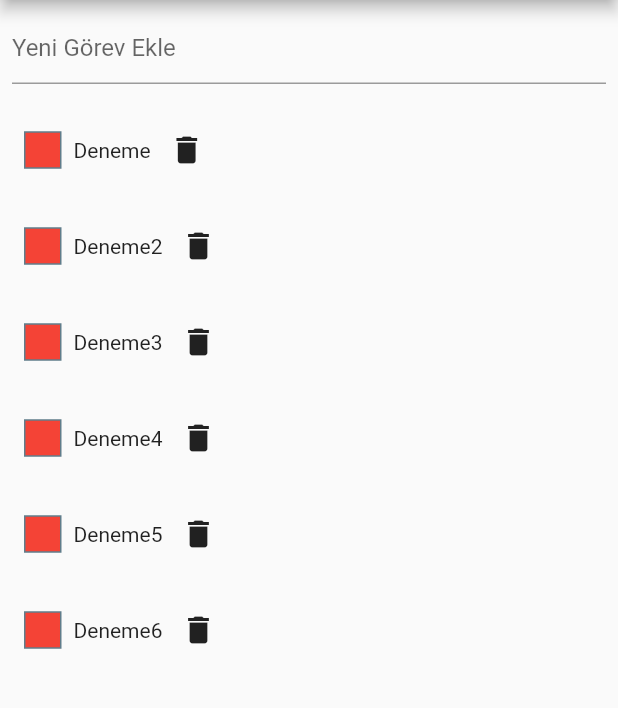
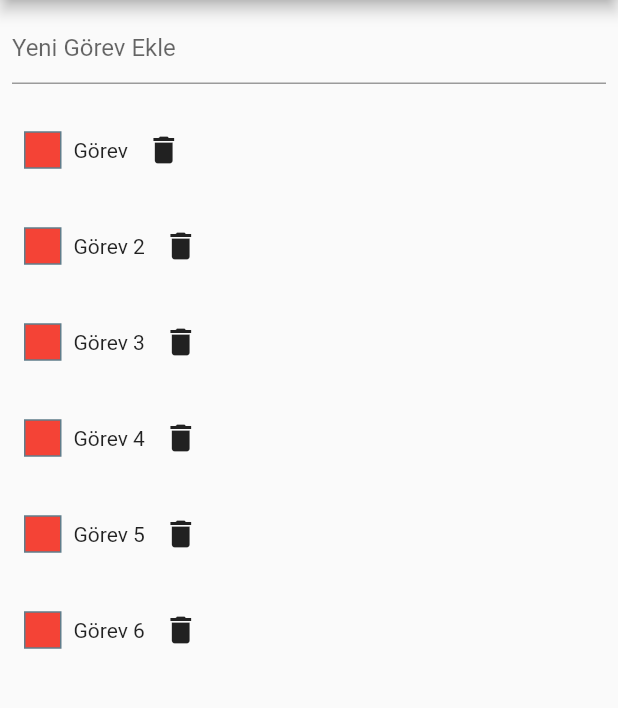
Before and after one commit to alihan-ulker/Flutter-Examples, a Flutter app: the screen it shows after launch, on a phone screen of 412 x 824 dp, the part 84-792 px from its top. Run offline on Flutter 3.47's test engine with Material 2 defaults, Android fonts, the phone set to English and light mode, and no system bars; our stand-ins replace fluro, hive, hive_flutter, package_info_plus; missing offline and left inert: flutter_inappwebview; accounts and stored records are empty.

Commit message:
todos edited

```diff
--- a/flutter_hive_example/lib/core/utils/ui_text.dart
+++ b/flutter_hive_example/lib/core/utils/ui_text.dart
@@ -1,4 +1,11 @@
 class UIText {
   static String appName = "hive";
   static String appTitle = "Hive Example";
+  static String hintText = "Yeni Görev Ekle";
+  static String duty = "Görev";
+  static String duty2 = "Görev 2";
+  static String duty3 = "Görev 3";
+  static String duty4 = "Görev 4";
+  static String duty5 = "Görev 5";
+  static String duty6 = "Görev 6";
 }
--- a/flutter_hive_example/lib/src/view/todo_view.dart
+++ b/flutter_hive_example/lib/src/view/todo_view.dart
@@ -17,12 +17,12 @@ class _ToDoViewState extends State<ToDoView> {
   final _controller = TextEditingController();
   final _todoBox = Hive.box(todoBox);
   final _todosList = [
-    ToDo(description: "Deneme", finished: false),
-    ToDo(description: "Deneme2", finished: false),
-    ToDo(description: "Deneme3", finished: false),
-    ToDo(description: "Deneme4", finished: false),
-    ToDo(description: "Deneme5", finished: false),
-    ToDo(description: "Deneme6", finished: false),
+    ToDo(description: UIText.duty, finished: false),
+    ToDo(description: UIText.duty2, finished: false),
+    ToDo(description: UIText.duty3, finished: false),
+    ToDo(description: UIText.duty4, finished: false),
+    ToDo(description: UIText.duty5, finished: false),
+    ToDo(description: UIText.duty6, finished: false),
   ];
 
   @override
@@ -30,7 +30,7 @@ class _ToDoViewState extends State<ToDoView> {
     super.initState();
     for (var t in _todoBox.values) {
       if (kDebugMode) {
-        print(t.finished);
+        print("t: ${t.finished}");
       }
     }
     if (_todoBox.length == 0) _todoBox.addAll(_todosList);
@@ -48,7 +48,7 @@ class _ToDoViewState extends State<ToDoView> {
           children: [
             TextField(
               controller: _controller,
-              decoration: const InputDecoration(hintText: "Yeni Görev Ekle"),
+              decoration: InputDecoration(hintText: UIText.hintText),
               onSubmitted: (sub) {
                 _todoBox.add(ToDo(description: sub, finished: false));
               },
```
